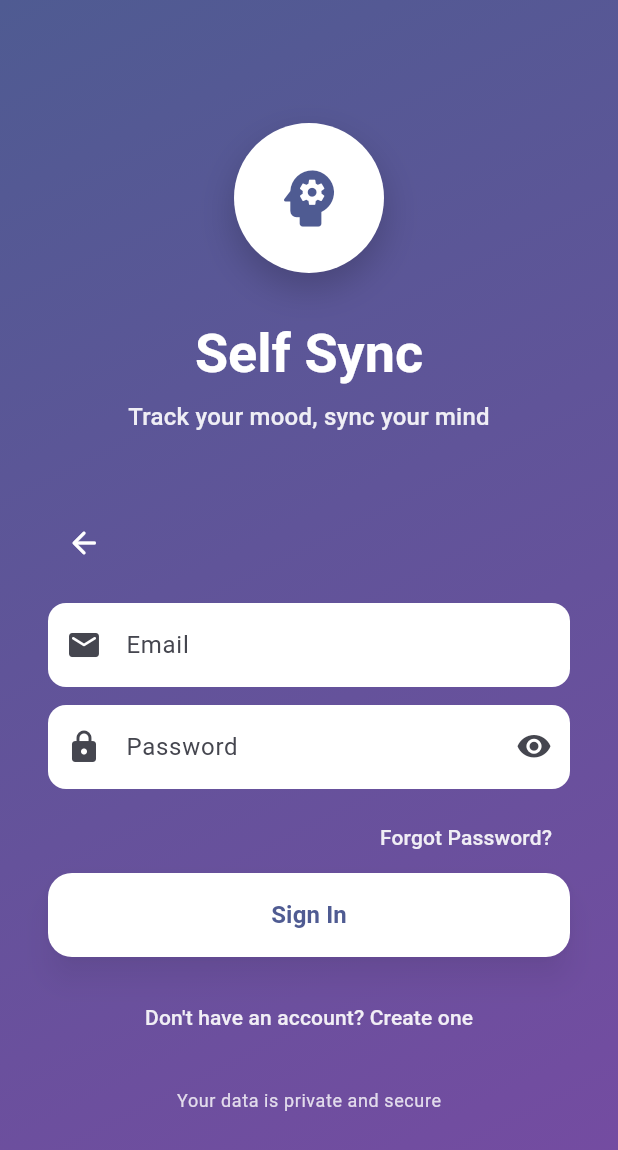
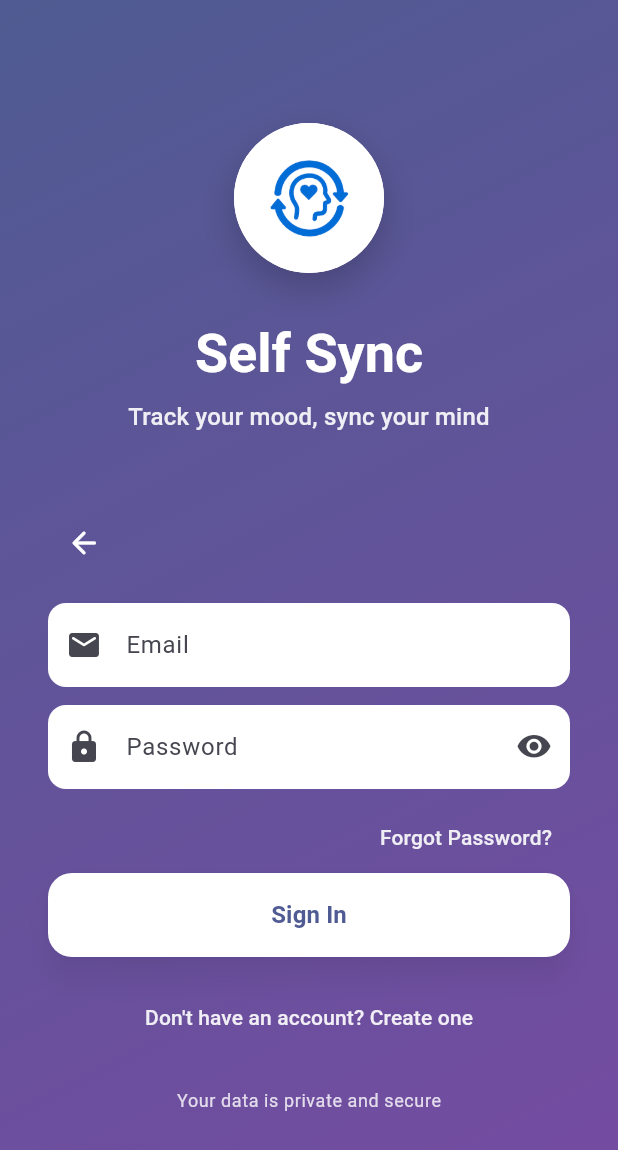
Before and after one commit to WedrownyElite/SelfSync, a Flutter app: the screen it shows after launch, after a tap on "Use Email & Password", on a phone screen of 412 x 824 dp. Shown: the top 1150 px of the screen. Run offline on Flutter 3.47's test engine with Material 3 defaults, Android fonts, the phone set to English and light mode, and no system bars; our stand-ins replace firebase_auth, firebase_core, firebase_storage, fl_chart, flutter_dotenv, google_sign_in and 3 more; accounts and stored records are empty; generated files the repository leaves out were written again.

Commit message:
Replaced app icon with SelfSync logo. Added it to auth screen and loading screen

```diff
--- a/selfsync/lib/screens/auth_screen.dart
+++ b/selfsync/lib/screens/auth_screen.dart
@@ -237,10 +237,22 @@ class _AuthScreenState extends State<AuthScreen> with SingleTickerProviderStateM
                                 ),
                               ],
                             ),
-                            child: Icon(
-                              Icons.psychology_rounded,
-                              size: 50,
-                              color: theme.colorScheme.primary,
+                            child: ClipOval(
+                              child: Image.asset(
+                                'assets/logo.png',
+                                width: 100,
+                                height: 100,
+                                fit: BoxFit.cover,
+                                errorBuilder: (context, error, stackTrace) {
+
+                                  // Fallback to icon if image fails to load
+                                  return Icon(
+                                    Icons.psychology_rounded,
+                                    size: 50,
+                                    color: theme.colorScheme.primary,
+                                  );
+                                },
+                              ),
                             ),
                           ),
                           const SizedBox(height: 32),
@@ -256,7 +268,7 @@ class _AuthScreenState extends State<AuthScreen> with SingleTickerProviderStateM
                           ),
                           const SizedBox(height: 8),
 
-                          // Tagline
+                        // Tagline
                           Text(
                             'Track your mood, sync your mind',
                             style: theme.textTheme.titleMedium?.copyWith(
@@ -383,7 +395,7 @@ class _AuthScreenState extends State<AuthScreen> with SingleTickerProviderStateM
                                   if (!_isSignIn) ...[
                                     TextFormField(
                                       controller: _nameController,
-                                      style: const TextStyle(color: Colors.black), // CHANGED
+                                      style: const TextStyle(color: Colors.black),
                                       decoration: InputDecoration(
                                         hintText: 'Name (optional)',
                                         filled: true,
@@ -400,7 +412,7 @@ class _AuthScreenState extends State<AuthScreen> with SingleTickerProviderStateM
                                   TextFormField(
                                     controller: _emailController,
                                     keyboardType: TextInputType.emailAddress,
-                                    style: const TextStyle(color: Colors.black), // CHANGED
+                                    style: const TextStyle(color: Colors.black),
                                     decoration: InputDecoration(
                                       hintText: 'Email',
                                       filled: true,
@@ -425,7 +437,7 @@ class _AuthScreenState extends State<AuthScreen> with SingleTickerProviderStateM
                                   TextFormField(
                                     controller: _passwordController,
                                     obscureText: _obscurePassword,
-                                    style: const TextStyle(color: Colors.black), // CHANGED
+                                    style: const TextStyle(color: Colors.black),
                                     decoration: InputDecoration(
                                       hintText: 'Password',
                                       filled: true,
@@ -461,7 +473,7 @@ class _AuthScreenState extends State<AuthScreen> with SingleTickerProviderStateM
                                     TextFormField(
                                       controller: _confirmPasswordController,
                                       obscureText: _obscureConfirmPassword,
-                                      style: const TextStyle(color: Colors.black), // CHANGED
+                                      style: const TextStyle(color: Colors.black),
                                       decoration: InputDecoration(
                                         hintText: 'Confirm Password',
                                         filled: true,
--- a/selfsync/lib/widgets/loading_screen.dart
+++ b/selfsync/lib/widgets/loading_screen.dart
@@ -79,14 +79,35 @@ class _LoadingScreenState extends State<LoadingScreen>
                   width: 100,
                   height: 100,
                   decoration: BoxDecoration(
-                    color: primaryColor.withValues(alpha: 0.1),
+                    color: Colors.white,
                     shape: BoxShape.circle,
+                    boxShadow: [
+                      BoxShadow(
+                        color: Colors.black.withValues(alpha: 0.1),
+                        blurRadius: 10,
+                        offset: const Offset(0, 4),
+                      ),
+                    ],
                   ),
-                  child: Center(
-                    child: Icon(
-                      Icons.psychology_rounded,
-                      size: 50,
-                      color: primaryColor,
+                  child: ClipOval(
+                    child: Image.asset(
+                      'assets/logo.png',
+                      width: 100,
+                      height: 100,
+                      fit: BoxFit.cover,
+                      errorBuilder: (context, error, stackTrace) {
+                        return Container(
+                          decoration: BoxDecoration(
+                            color: primaryColor.withValues(alpha: 0.1),
+                            shape: BoxShape.circle,
+                          ),
+                          child: Icon(
+                            Icons.psychology_rounded,
+                            size: 50,
+                            color: primaryColor,
+                          ),
+                        );
+                      },
                     ),
                   ),
                 ),
```
Also changed, not shown: selfsync/pubspec.yaml (+11 -2 lines), selfsync/assets/icon.png (added), selfsync/assets/logo.png (added), selfsync/pubspec.lock, 21 other files.
